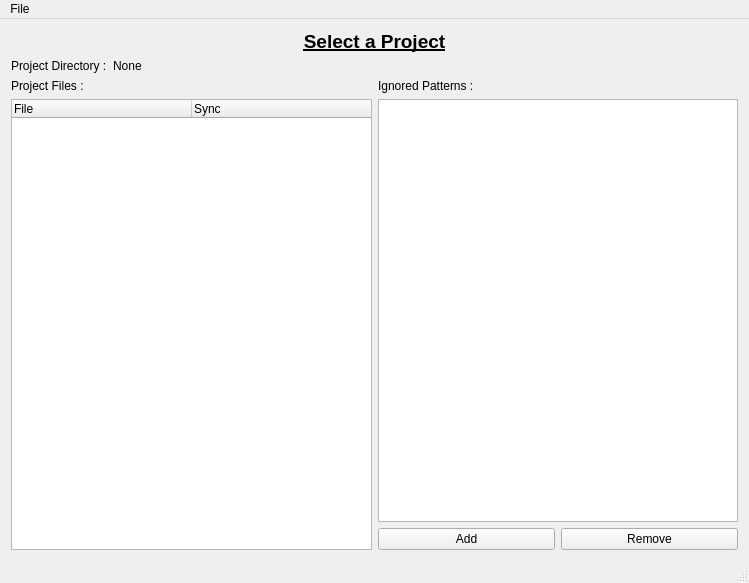
TwiceCast/TwiceCast-Client, file ui/mainwindow.ui: the form before one commit.
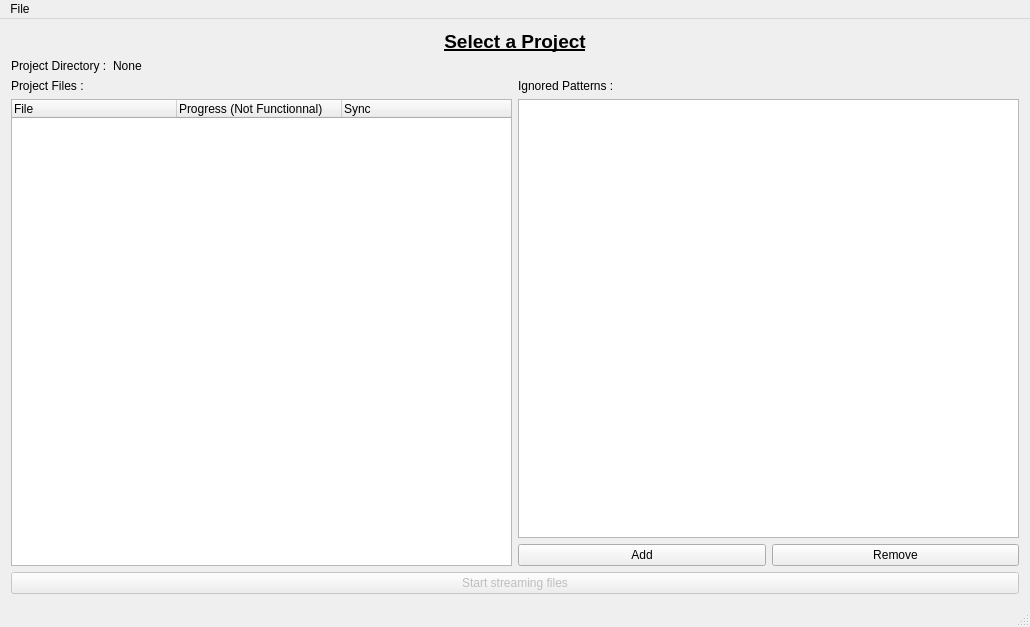
The form after the commit.

Commit message: Websocket created, init functionnality, defines columns

The edit to the form file:
```diff
--- a/ui/mainwindow.ui
+++ b/ui/mainwindow.ui
@@ -6,8 +6,8 @@
    <rect>
     <x>0</x>
     <y>0</y>
-    <width>749</width>
-    <height>583</height>
+    <width>1030</width>
+    <height>627</height>
    </rect>
   </property>
   <property name="windowTitle">
@@ -66,17 +66,23 @@
           </item>
           <item>
            <widget class="QTreeWidget" name="treeFile">
+            <property name="horizontalScrollBarPolicy">
+             <enum>Qt::ScrollBarAlwaysOff</enum>
+            </property>
             <property name="editTriggers">
              <set>QAbstractItemView::NoEditTriggers</set>
             </property>
             <property name="columnCount">
-             <number>2</number>
+             <number>3</number>
             </property>
             <attribute name="headerCascadingSectionResizes">
              <bool>true</bool>
             </attribute>
             <attribute name="headerDefaultSectionSize">
-             <number>180</number>
+             <number>165</number>
+            </attribute>
+            <attribute name="headerMinimumSectionSize">
+             <number>50</number>
             </attribute>
             <attribute name="headerShowSortIndicator" stdset="0">
              <bool>false</bool>
@@ -89,6 +95,11 @@
               <string>File</string>
              </property>
             </column>
+            <column>
+             <property name="text">
+              <string>Progress (Not Functionnal)</string>
+             </property>
+            </column>
             <column>
              <property name="text">
               <string>Sync</string>
@@ -134,6 +145,16 @@
       </item>
      </layout>
     </item>
+    <item row="1" column="0">
+     <widget class="QPushButton" name="startButton">
+      <property name="enabled">
+       <bool>false</bool>
+      </property>
+      <property name="text">
+       <string>Start streaming files</string>
+      </property>
+     </widget>
+    </item>
    </layout>
   </widget>
   <widget class="QMenuBar" name="menuBar">
@@ -141,7 +162,7 @@
     <rect>
      <x>0</x>
      <y>0</y>
-     <width>749</width>
+     <width>1030</width>
      <height>25</height>
     </rect>
    </property>
```
Left out of the diff: 30 changed lines with no effect on the pictures. The commit also changes 10 other files.
